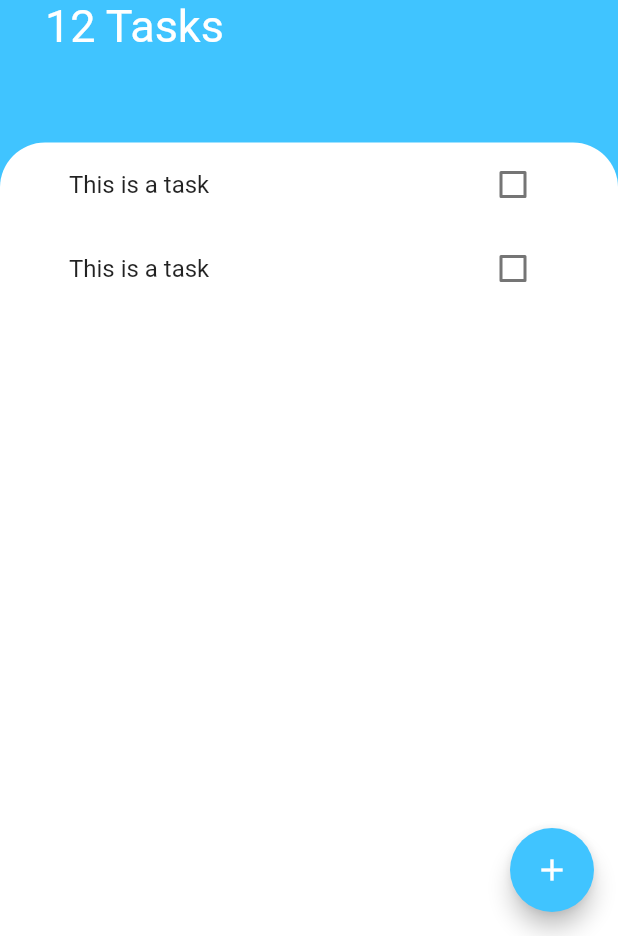
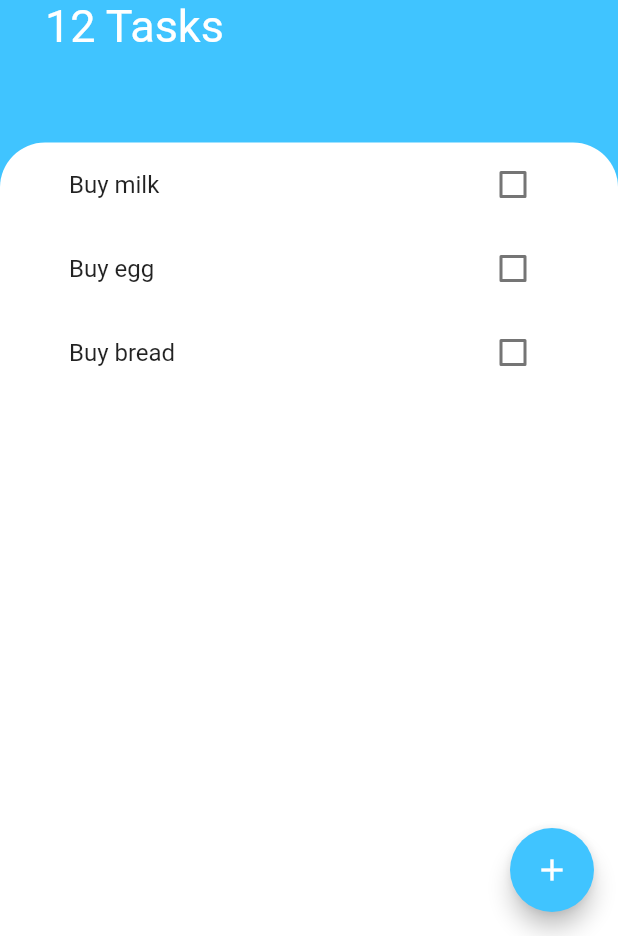
Before and after one commit to cloudy-ninja/flutter_todoapp, a Flutter app: the screen it shows after launch, on a phone screen of 412 x 824 dp, the part 300-1236 px from its top. Run offline on Flutter 3.47's test engine with Material 2 defaults, Android fonts, the phone set to English and light mode, and no system bars.

Commit message:
add task model lift state up

```diff
--- /dev/null
+++ b/lib/models/Task.dart
@@ -0,0 +1,9 @@
+class Task {
+  String title;
+  bool isDone;
+  Task({this.title, this.isDone = false});
+
+  void toggleDone() {
+    isDone = !isDone;
+  }
+}
--- a/lib/widgets/TaskList.dart
+++ b/lib/widgets/TaskList.dart
@@ -1,18 +1,34 @@
 import 'package:flutter/material.dart';
+import 'package:todoey_flutter/models/Task.dart';
 import 'TaskTile.dart';
 
-class TaskList extends StatelessWidget {
-  const TaskList({
-    Key key,
-  }) : super(key: key);
+class TaskList extends StatefulWidget {
+  @override
+  _TaskListState createState() => _TaskListState();
+}
+
+class _TaskListState extends State<TaskList> {
+  List<Task> tasks = [
+    Task(title: 'Buy milk'),
+    Task(title: 'Buy egg'),
+    Task(title: 'Buy bread'),
+  ];
 
   @override
   Widget build(BuildContext context) {
-    return ListView(
-      children: [
-        TaskTile(),
-        TaskTile(),
-      ],
+    return ListView.builder(
+      itemBuilder: (context, index) {
+        return TaskTile(
+          title: tasks[index].title,
+          isChecked: tasks[index].isDone,
+          toggleCheckBoxState: (bool checkboxState) {
+            setState(() {
+              tasks[index].toggleDone();
+            });
+          },
+        );
+      },
+      itemCount: tasks.length,
     );
   }
 }
--- a/lib/widgets/TaskTile.dart
+++ b/lib/widgets/TaskTile.dart
@@ -1,44 +1,26 @@
 import 'package:flutter/material.dart';
 
-class TaskTile extends StatefulWidget {
-  @override
-  _TaskTileState createState() => _TaskTileState();
-}
+class TaskTile extends StatelessWidget {
+  final bool isChecked;
+  final String title;
+  final Function toggleCheckBoxState;
 
-class _TaskTileState extends State<TaskTile> {
-  bool isChecked = false;
-
-  void checkBoxCallBack(bool checkBoxState) {
-    setState(() {
-      isChecked = checkBoxState;
-    });
-  }
+  TaskTile({this.isChecked, this.title, this.toggleCheckBoxState});
 
   @override
   Widget build(BuildContext context) {
     return ListTile(
       title: Text(
-        'This is a task',
+        title,
         style: TextStyle(
           decoration: isChecked ? TextDecoration.lineThrough : null,
         ),
       ),
-      trailing: TaskTileCheckBox(isChecked, checkBoxCallBack),
+      trailing: Checkbox(
+        value: isChecked,
+        onChanged: toggleCheckBoxState,
+        activeColor: Colors.lightBlueAccent,
+      ),
     );
   }
 }
-
-class TaskTileCheckBox extends StatelessWidget {
-  final bool isChecked;
-  final Function toggleCheckBoxState;
-  TaskTileCheckBox(this.isChecked, this.toggleCheckBoxState);
-
-  @override
-  Widget build(BuildContext context) {
-    return Checkbox(
-      value: isChecked,
-      onChanged: toggleCheckBoxState,
-      activeColor: Colors.lightBlueAccent,
-    );
-  }
-}
```
